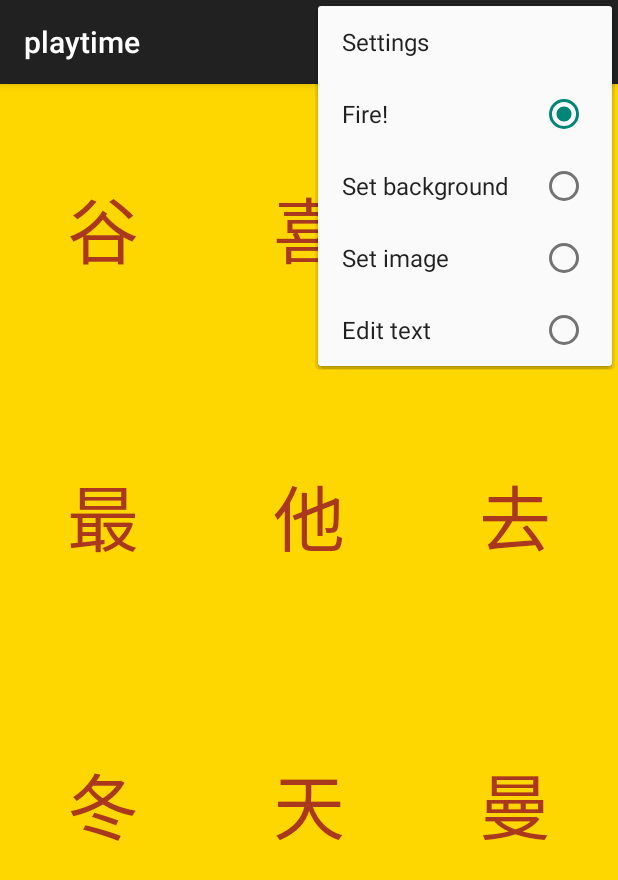
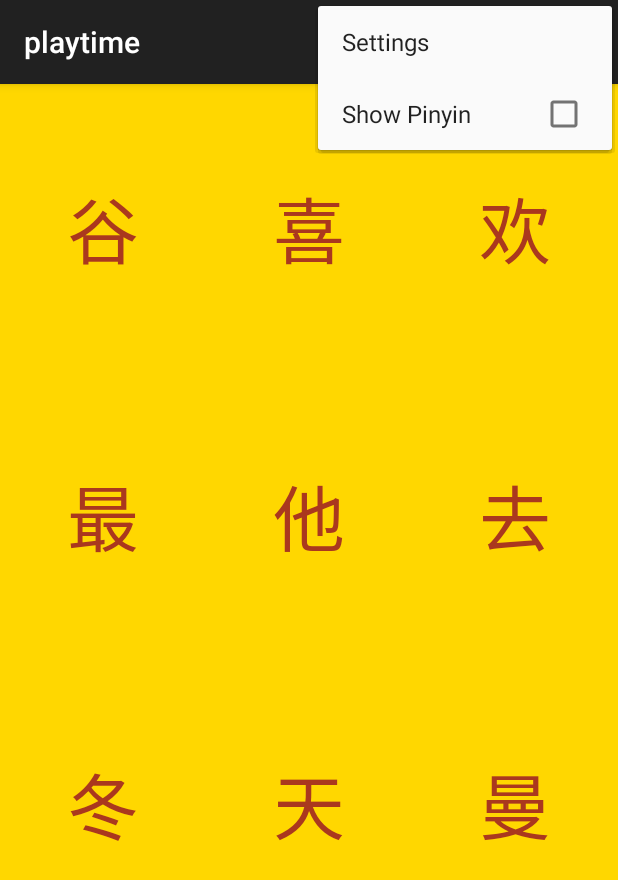
Before and after one commit to shikasu/chinese-android, an Android app: the screen it shows after launch (MainActivity), with the options menu open, on a phone screen of 412 x 824 dp. Shown: the top 880 px of the screen. Run offline under Robolectric (Android 15) with nearby library versions, the phone set to English and light mode, and no system bars; libraries missing offline, so code that uses them is left out: com.github.promeg.pinyinhelper; 1 statement that could not run was skipped.

Commit message:
Wire up show pinyin menu item.
At the same time get rid of legacy menu items

```diff
--- a/app/src/main/java/com/shikasu/playtime/MainActivity.java
+++ b/app/src/main/java/com/shikasu/playtime/MainActivity.java
@@ -31,11 +31,6 @@ public class MainActivity extends AppCompatActivity {
         int id = item.getItemId();
 
         //noinspection SimplifiableIfStatement
-        if (id == R.id.action_editmode_background_color) {
-            return false;
-        }
-
-        //noinspection SimplifiableIfStatement
         if (id == R.id.action_settings) {
             return true;
         }
--- a/app/src/main/java/com/shikasu/playtime/PlayItem.java
+++ b/app/src/main/java/com/shikasu/playtime/PlayItem.java
@@ -3,11 +3,6 @@ package com.shikasu.playtime;
 import android.annotation.TargetApi;
 import android.content.Context;
 import android.content.DialogInterface;
-import android.graphics.Color;
-import android.graphics.drawable.BitmapDrawable;
-import android.graphics.drawable.ColorDrawable;
-import android.graphics.drawable.Drawable;
-import android.media.MediaPlayer;
 import android.os.Build;
 import android.speech.tts.TextToSpeech;
 import android.support.v7.app.AlertDialog;
@@ -27,8 +22,6 @@ import java.util.Locale;
  */
 public class PlayItem extends RelativeLayout implements TextToSpeech.OnInitListener {
 
-    private int mEditMode; //change to int tracking action_editmode_* TODO
-    private MediaPlayer mMediaPlayer;
     private TextToSpeech engine;
 
     private TextView mChineseTextView;
@@ -94,10 +87,12 @@ public class PlayItem extends RelativeLayout implements TextToSpeech.OnInitListe
     }
 
     void showPinyin(boolean show) {
+        if (mCharacter != null) {
             if (show) {
                 pinyin("");
             } else {
                 pinyin(mCharacter.pinyin());
+            }
         }
     }
 
@@ -110,40 +105,14 @@ public class PlayItem extends RelativeLayout implements TextToSpeech.OnInitListe
     void init() {
         inflateAndLoadElements();
         engine = new TextToSpeech(getContext(), this);
-        setEditMode(R.id.action_editmode_none);
-        int mSoundId = R.raw.ak47;
-        mMediaPlayer = MediaPlayer.create(this.getContext(), mSoundId);
-        mMediaPlayer.setOnCompletionListener(new MediaPlayer.OnCompletionListener() {
-            @Override
-            public void onCompletion(MediaPlayer mp) {
-                //mp.release();
-            }
-        });
         setOnClickListener(new OnClickListener() {
             @Override
             public void onClick(final View v) {
-                switch (mEditMode) {
-                    case R.id.action_editmode_background_color:
-                    case R.id.action_editmode_background_image:
-                        Drawable drawable = v.getBackground();
-                        int initialColor = Color.BLACK;
-                        if (drawable instanceof BitmapDrawable) {
-                        } else {
-                            ColorDrawable colorDrawable = (ColorDrawable) v.getBackground();
-                            initialColor = colorDrawable.getColor();
-                        }
-                        break;
-                    case R.id.action_editmode_none:
                 //mMediaPlayer.start();
-                        if (mCharacter == null) break;
+                if (mCharacter != null) {
                     engine.speak(chinese(), TextToSpeech.QUEUE_FLUSH, null, null);
                     // play
-                        boolean matched = MainActivityFragment.sFragment.play(PlayItem.this);
-                        break;
-                    case R.id.action_editmode_text:
-                        showChangeTextDialog();
-                    default:
-                        break;
+                    MainActivityFragment.sFragment.play(PlayItem.this);
                 }
             }
         });
@@ -204,13 +173,6 @@ public class PlayItem extends RelativeLayout implements TextToSpeech.OnInitListe
         builder.show();
     }
 
-    public int editMode() {
-        return mEditMode;
-    }
-
-    public void setEditMode(int editMode) {
-        mEditMode = editMode;
-    }
 
     /**
      * Called to signal the completion of the TextToSpeech engine initialization.
--- a/app/src/main/res/menu/menu_main.xml
+++ b/app/src/main/res/menu/menu_main.xml
@@ -1,25 +1,15 @@
 <menu xmlns:android="http://schemas.android.com/apk/res/android"
-    xmlns:app="http://schemas.android.com/apk/res-auto"
-    xmlns:tools="http://schemas.android.com/tools" tools:context=".MainActivity">
-    <item android:id="@+id/action_settings" android:title="@string/action_settings"
-        android:orderInCategory="100" app:showAsAction="never" />
-    <group android:id="@+id/edit_group" android:checkableBehavior="single">
-        <item android:id="@+id/action_editmode_none"
-              android:title="@string/action_editmode_none"
-              android:checked="true"
-              android:orderInCategory="100" app:showAsAction="never"
-            />
-        <item android:id="@+id/action_editmode_background_color"
-              android:title="@string/action_editmode_background_color"
-              android:orderInCategory="110" app:showAsAction="never"
-            />
-        <item android:id="@+id/action_editmode_background_image"
-              android:title="@string/action_editmode_background_image"
-              android:orderInCategory="120" app:showAsAction="never"
-            />
-        <item android:id="@+id/action_editmode_text"
-              android:title="@string/action_editmode_text"
-              android:orderInCategory="130" app:showAsAction="never"
-            />
-    </group>
+      xmlns:app="http://schemas.android.com/apk/res-auto"
+      xmlns:tools="http://schemas.android.com/tools" tools:context=".MainActivity">
+    <item android:id="@+id/action_settings"
+          android:title="@string/action_settings"
+          android:orderInCategory="100"
+          app:showAsAction="never" />
+
+    <item android:id="@+id/action_show_pinyin"
+          android:title="@string/action_show_pinyin"
+          android:orderInCategory="100"
+          app:showAsAction="never"
+          android:checkable="true"
+        />
 </menu>
--- a/app/src/main/res/values/strings.xml
+++ b/app/src/main/res/values/strings.xml
@@ -3,10 +3,7 @@
     <string name="hello_world">Hello world!</string>
     <string name="change_text">Change text</string>
     <string name="action_settings">Settings</string>
-    <string name="action_editmode_none">Fire!</string>
-    <string name="action_editmode_background_color">Set background</string>
-    <string name="action_editmode_background_image">Set image</string>
-    <string name="action_editmode_text">Edit text</string>
+    <string name="action_show_pinyin">Show Pinyin</string>
     <string name="default_char">我</string>
     <string name="default_pinyin">wŏ</string>
 </resources>
```
Also changed, not shown: app/src/main/java/com/shikasu/playtime/MainActivityFragment.java (+5 -12 lines). Lines whose indentation alone changed are shown as unchanged.
